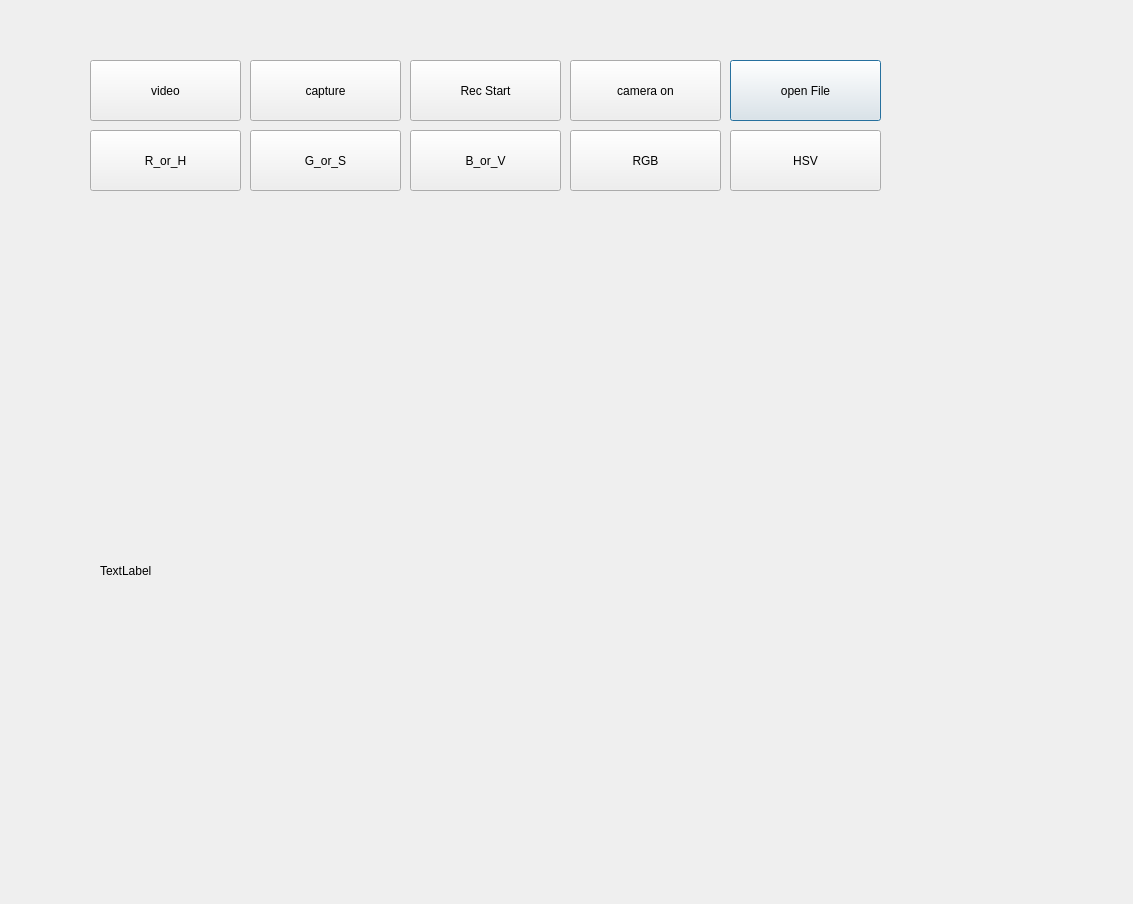
Above: project/cameraApp/cameraApp.ui from beanwork/dev_ws3 before the change. Below: the same form after it.
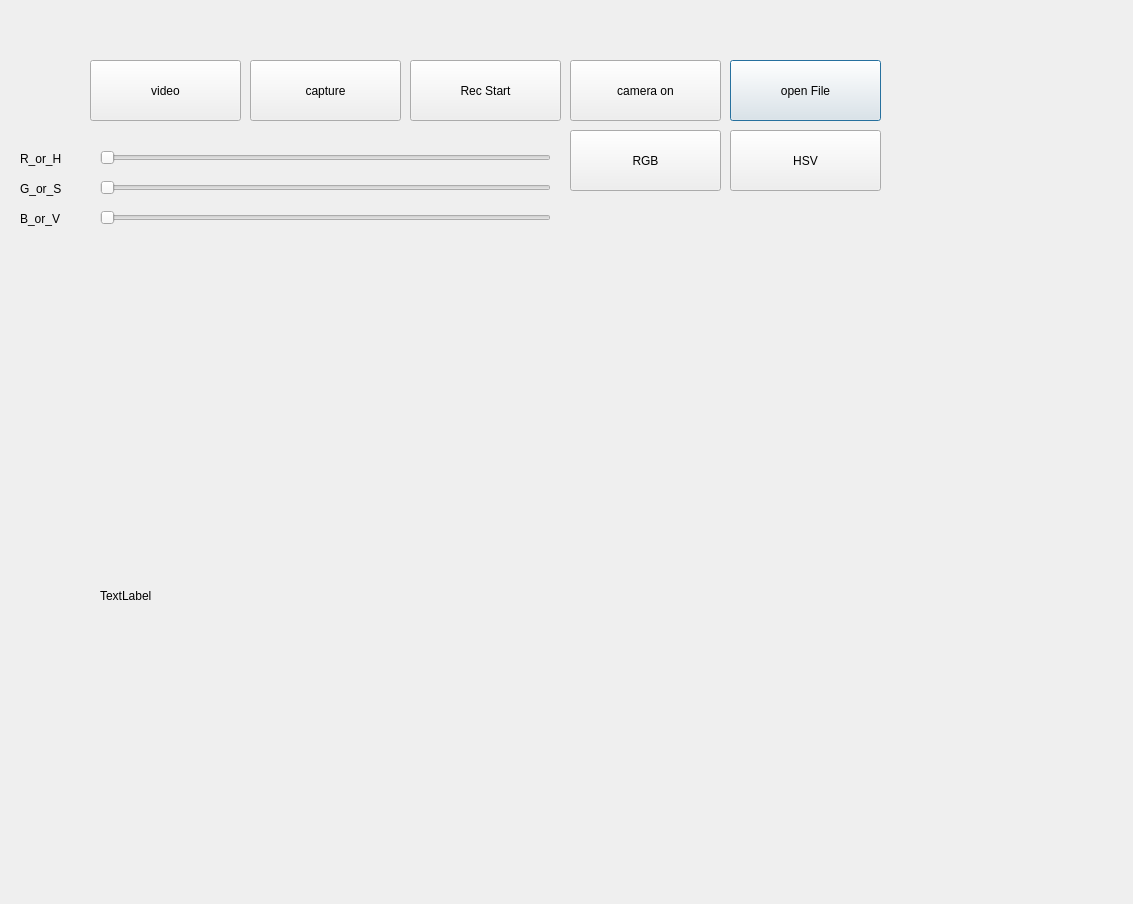
That is the form after the change.

Commit message: success change color

What changed in the file:
```diff
--- a/project/cameraApp/cameraApp.ui
+++ b/project/cameraApp/cameraApp.ui
@@ -30,9 +30,9 @@
    <property name="geometry">
     <rect>
      <x>100</x>
-     <y>270</y>
+     <y>320</y>
      <width>951</width>
-     <height>601</height>
+     <height>551</height>
     </rect>
    </property>
    <property name="text">
@@ -91,45 +91,6 @@
     <string>video</string>
    </property>
   </widget>
-  <widget class="QPushButton" name="R_or_H">
-   <property name="geometry">
-    <rect>
-     <x>90</x>
-     <y>130</y>
-     <width>151</width>
-     <height>61</height>
-    </rect>
-   </property>
-   <property name="text">
-    <string>R_or_H</string>
-   </property>
-  </widget>
-  <widget class="QPushButton" name="G_or_S">
-   <property name="geometry">
-    <rect>
-     <x>250</x>
-     <y>130</y>
-     <width>151</width>
-     <height>61</height>
-    </rect>
-   </property>
-   <property name="text">
-    <string>G_or_S</string>
-   </property>
-  </widget>
-  <widget class="QPushButton" name="B_or_V">
-   <property name="geometry">
-    <rect>
-     <x>410</x>
-     <y>130</y>
-     <width>151</width>
-     <height>61</height>
-    </rect>
-   </property>
-   <property name="text">
-    <string>B_or_V</string>
-   </property>
-  </widget>
   <widget class="QPushButton" name="RGB">
    <property name="geometry">
     <rect>
@@ -156,6 +117,84 @@
     <string>HSV</string>
    </property>
   </widget>
+  <widget class="QSlider" name="R_or_H">
+   <property name="geometry">
+    <rect>
+     <x>100</x>
+     <y>150</y>
+     <width>451</width>
+     <height>16</height>
+    </rect>
+   </property>
+   <property name="orientation">
+    <enum>Qt::Horizontal</enum>
+   </property>
+  </widget>
+  <widget class="QSlider" name="G_or_S">
+   <property name="geometry">
+    <rect>
+     <x>100</x>
+     <y>180</y>
+     <width>451</width>
+     <height>16</height>
+    </rect>
+   </property>
+   <property name="orientation">
+    <enum>Qt::Horizontal</enum>
+   </property>
+  </widget>
+  <widget class="QSlider" name="B_or_V">
+   <property name="geometry">
+    <rect>
+     <x>100</x>
+     <y>210</y>
+     <width>451</width>
+     <height>16</height>
+    </rect>
+   </property>
+   <property name="orientation">
+    <enum>Qt::Horizontal</enum>
+   </property>
+  </widget>
+  <widget class="QLabel" name="label_2">
+   <property name="geometry">
+    <rect>
+     <x>20</x>
+     <y>150</y>
+     <width>67</width>
+     <height>17</height>
+    </rect>
+   </property>
+   <property name="text">
+    <string>R_or_H</string>
+   </property>
+  </widget>
+  <widget class="QLabel" name="label_3">
+   <property name="geometry">
+    <rect>
+     <x>20</x>
+     <y>180</y>
+     <width>67</width>
+     <height>17</height>
+    </rect>
+   </property>
+   <property name="text">
+    <string>G_or_S</string>
+   </property>
+  </widget>
+  <widget class="QLabel" name="label_4">
+   <property name="geometry">
+    <rect>
+     <x>20</x>
+     <y>210</y>
+     <width>67</width>
+     <height>17</height>
+    </rect>
+   </property>
+   <property name="text">
+    <string>B_or_V</string>
+   </property>
+  </widget>
  </widget>
  <resources/>
  <connections/>
```
The commit also changes 1 other file.
